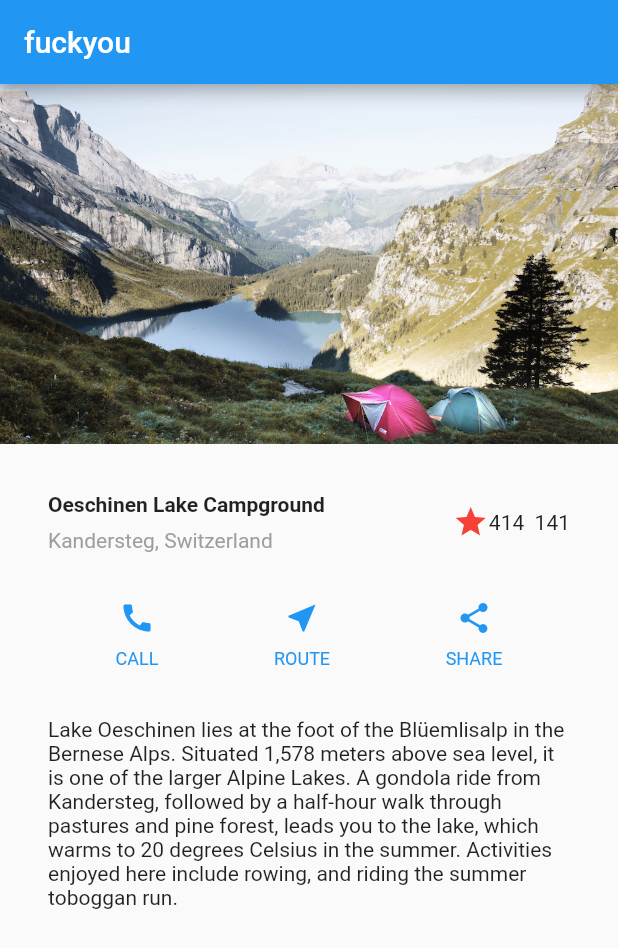
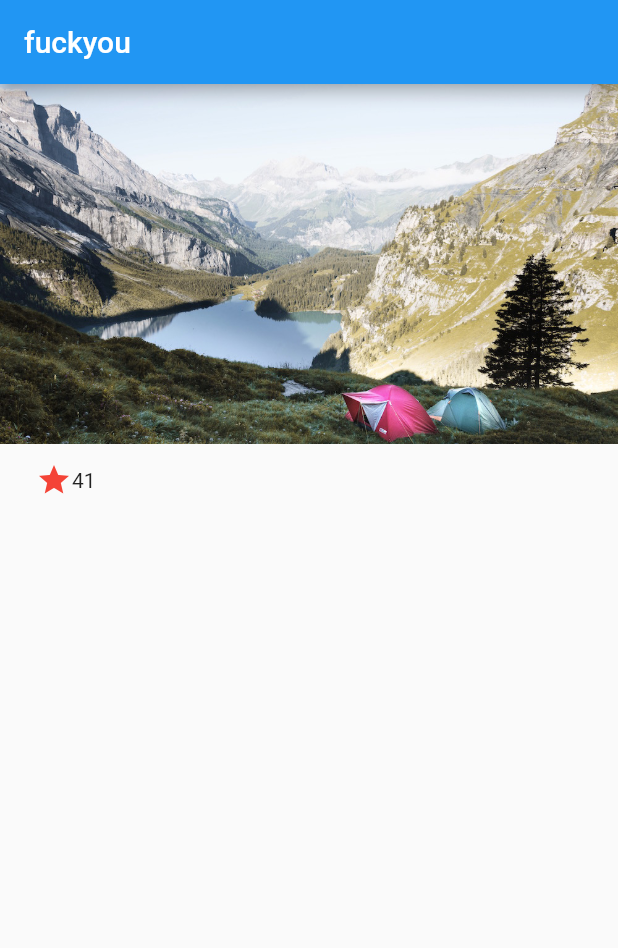
Before and after one commit to vaca22/ui_flutter1, a Flutter app: the screen it shows after launch, on a phone screen of 412 x 824 dp. Shown: the top 948 px of the screen. Run offline on Flutter 3.47's test engine with Material 2 defaults, Android fonts, the phone set to English and light mode, and no system bars.

```diff
--- a/lib/main.dart
+++ b/lib/main.dart
@@ -8,102 +8,64 @@ class MyApp extends StatelessWidget {
   const MyApp({Key? key}) : super(key: key);
   @override
   Widget build(BuildContext context) {
-    Color color = Theme.of(context).primaryColor;
-    Widget buttonSection = Row(
-      mainAxisAlignment: MainAxisAlignment.spaceEvenly,
-      children: [
-        _buildButtonColumn(color, Icons.call, 'CALL'),
-        _buildButtonColumn(color, Icons.near_me, 'ROUTE'),
-        _buildButtonColumn(color, Icons.share, 'SHARE'),
-      ],
-    );
-
-    Widget titleSection = Container(
-      padding: const EdgeInsets.all(32),
-      child: Row(
-        children: [
-          Expanded(
-            /*1*/
-            child: Column(
-              crossAxisAlignment: CrossAxisAlignment.start,
-              children: [
-                /*2*/
-                Container(
-                  padding: const EdgeInsets.only(bottom: 8),
-                  child: const Text(
-                    'Oeschinen Lake Campground',
-                    style: TextStyle(
-                      fontWeight: FontWeight.bold,
-                    ),
-                  ),
-                ),
-                Text(
-                  'Kandersteg, Switzerland',
-                  style: TextStyle(
-                    color: Colors.grey[500],
-                  ),
-                ),
-              ],
-            ),
-          ),
-          /*3*/
-          Icon(
-            Icons.star,
-            color: Colors.red[500],
-          ),
-          const Text('41'),
-          const Text('4  1'),
-          const Text('41'),
-        ],
-      ),
-    );
-
-    Widget textSection = const Padding(
-      padding: EdgeInsets.all(32),
-      child: Text(
-        'Lake Oeschinen lies at the foot of the Blüemlisalp in the Bernese '
-        'Alps. Situated 1,578 meters above sea level, it is one of the '
-        'larger Alpine Lakes. A gondola ride from Kandersteg, followed by a '
-        'half-hour walk through pastures and pine forest, leads you to the '
-        'lake, which warms to 20 degrees Celsius in the summer. Activities '
-        'enjoyed here include rowing, and riding the summer toboggan run.',
-        softWrap: true,
-      ),
-    );
-
     return MaterialApp(
       title: 'fuckyou',
       home: Scaffold(
           appBar: AppBar(
             title: const Text('fuckyou'),
           ),
-          body: ListView(
-            children: [
-              Image.asset('images/lake.jpg',
-                  width: 600, height: 240, fit: BoxFit.cover),
-              titleSection,
-              buttonSection,
-              textSection
-            ],
-          )),
+          body: ListView(children: [
+            Image.asset('images/lake.jpg',
+                width: 600, height: 240, fit: BoxFit.cover),
+            const FavoriteWidget()
+          ])),
     );
   }
+}
 
-  Column _buildButtonColumn(Color color, IconData icon, String label) {
-    return Column(
+class FavoriteWidget extends StatefulWidget {
+  const FavoriteWidget({Key? key}) : super(key: key);
+
+  @override
+  _FavoriteWidgetState createState() => _FavoriteWidgetState();
+}
+
+class _FavoriteWidgetState extends State<FavoriteWidget> {
+  bool _isFavorited = true;
+  int _favoriteCount = 41;
+  void _toggleFavorite() {
+    setState(() {
+      if (_isFavorited) {
+        _favoriteCount -= 1;
+        _isFavorited = false;
+      } else {
+        _favoriteCount += 1;
+        _isFavorited = true;
+      }
+    });
+  }
+
+  @override
+  Widget build(BuildContext context) {
+    return Row(
       mainAxisSize: MainAxisSize.min,
-      mainAxisAlignment: MainAxisAlignment.center,
       children: [
-        Icon(icon, color: color),
         Container(
-          margin: const EdgeInsets.only(top: 8),
-          child: Text(
-            label,
-            style: TextStyle(
-              fontSize: 12,
-              fontWeight: FontWeight.w400,
-              color: color,
-            ),
+          padding: const EdgeInsets.all(0),
+          child: IconButton(
+            padding: const EdgeInsets.all(0),
+            alignment: Alignment.centerRight,
+            icon: (_isFavorited
+                ? const Icon(Icons.star)
+                : const Icon(Icons.star_border)),
+            color: Colors.red[500],
+            onPressed: _toggleFavorite,
+          ),
+        ),
+        SizedBox(
+          width: 18,
+          child: SizedBox(
+            child: Text('$_favoriteCount'),
           ),
         ),
       ],
```
